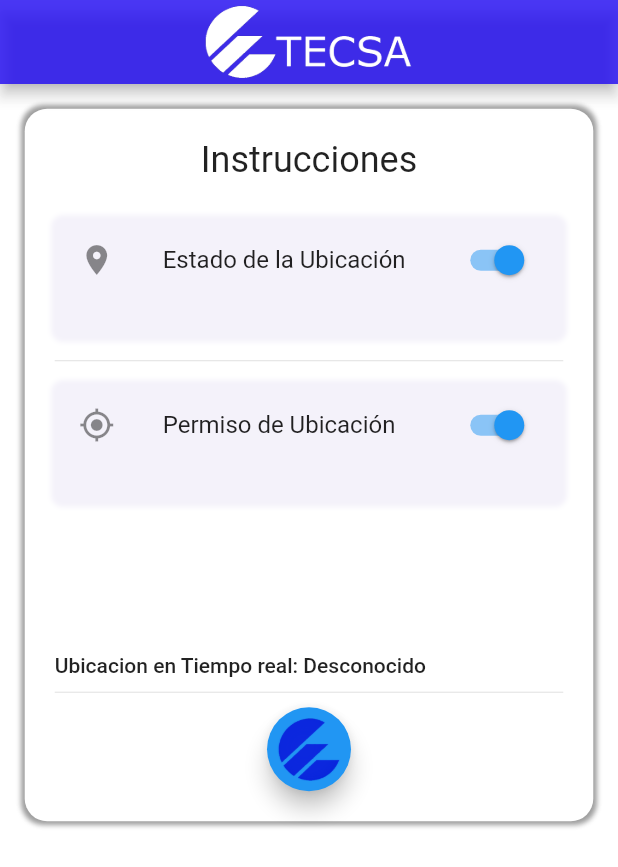
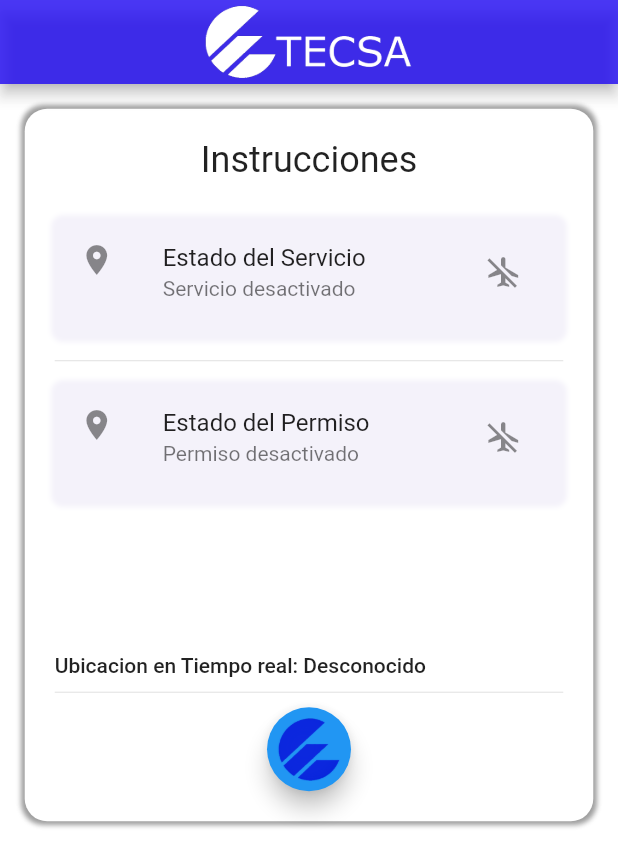
Before and after one commit to rogerordaz1/Rutero, a Flutter app: the screen it shows after launch, on a phone screen of 412 x 824 dp. Shown: the top 867 px of the screen. Run offline on Flutter 3.47's test engine with Material 2 defaults, Android fonts, the light colour scheme and no system bars; our stand-ins replace geolocator, location; missing offline and left inert: location_web.

Commit message:
con lo del stream escuchando el service

```diff
--- a/lib/Pages/home_page.dart
+++ b/lib/Pages/home_page.dart
@@ -1,5 +1,7 @@
 import 'package:flutter/material.dart';
 import 'package:location/location.dart';
+import 'package:provider/provider.dart';
+import 'package:reoruta/services/gps_service.dart';
 
 import 'listen_location.dart';
 
@@ -19,20 +21,20 @@ class _MyHomePageState extends State<MyHomePage> {
 
   @override
   void initState() {
-    _checkService();
-    _checkPermissions();
+    // _checkService();
+    //  _checkPermissions();
     super.initState();
   }
 
-  Future<void> _checkService() async {
-    final bool serviceEnabledResult = await location.serviceEnabled();
-    setState(() {
-      _serviceEnabled = serviceEnabledResult;
-      if (_serviceEnabled == true) {
-        lights = true;
-      }
-    });
-  }
+  // Future<void> _checkService() async {
+  //   final bool serviceEnabledResult = await location.serviceEnabled();
+  //   setState(() {
+  //     _serviceEnabled = serviceEnabledResult;
+  //     if (_serviceEnabled == true) {
+  //       lights = true;
+  //     }
+  //   });
+  // }
 
   Future<void> _requestService() async {
     if (_serviceEnabled == null || !_serviceEnabled!) {
@@ -75,6 +77,8 @@ class _MyHomePageState extends State<MyHomePage> {
 
   @override
   Widget build(BuildContext context) {
+    final gpsService = Provider.of<GpsService>(context);
+
     return Scaffold(
       backgroundColor: const Color.fromRGBO(255, 255, 255, 0.9),
       appBar: AppBar(
@@ -118,20 +122,19 @@ class _MyHomePageState extends State<MyHomePage> {
                 ),
                 height: 80,
                 width: MediaQuery.of(context).size.width * 0.85,
-                child: SwitchListTile(
-                  title: const Text('Estado de la Ubicación'),
-                  value: lights,
-                  onChanged: (bool value) {
-                    if (_serviceEnabled == true) {
-                      value = true;
-                    } else {
-                      setState(() {
-                        _requestService();
-                        lights = value;
-                      });
-                    }
-                  },
-                  secondary: const Icon(Icons.location_on),
+                child: ListTile(
+                  leading: const Icon(Icons.location_on),
+                  title: const Text('Estado del Servicio'),
+                  subtitle: (gpsService.isGpsEnabled)
+                      ? const Text("servicio activado")
+                      : const Text('Servicio desactivado'),
+                  trailing: IconButton(
+                    splashColor: Colors.blue,
+                    onPressed: () {},
+                    icon: (gpsService.isGpsEnabled)
+                        ? const Icon(Icons.airplanemode_active_sharp)
+                        : const Icon(Icons.airplanemode_inactive_sharp),
+                  ),
                 ),
               ),
               const Divider(height: 30),
@@ -147,20 +150,19 @@ class _MyHomePageState extends State<MyHomePage> {
                 ),
                 height: 80,
                 width: MediaQuery.of(context).size.width * 0.85,
-                child: SwitchListTile(
-                  title: const Text('Permiso de Ubicación '),
-                  value: _lights1,
-                  onChanged: (bool value) {
-                    if (_permissionGranted == PermissionStatus.granted) {
-                      value = true;
-                    } else {
-                      setState(() {
-                        _requestPermission();
-                        _lights1 = value;
-                      });
-                    }
-                  },
-                  secondary: const Icon(Icons.my_location),
+                child: ListTile(
+                  leading: const Icon(Icons.location_on),
+                  title: const Text('Estado del Permiso'),
+                  subtitle: (gpsService.isGpsPermissionEnabled)
+                      ? const Text("Permiso activado")
+                      : const Text('Permiso desactivado'),
+                  trailing: IconButton(
+                    splashColor: Colors.blue,
+                    onPressed: () {},
+                    icon: (gpsService.isGpsPermissionEnabled)
+                        ? const Icon(Icons.airplanemode_active_sharp)
+                        : const Icon(Icons.airplanemode_inactive_sharp),
+                  ),
                 ),
               ),
               const SizedBox(
--- /dev/null
+++ b/lib/services/gps_service.dart
@@ -0,0 +1,44 @@
+import 'dart:async';
+
+import 'package:flutter/cupertino.dart';
+import 'package:flutter/material.dart';
+import 'package:geolocator/geolocator.dart';
+import 'package:provider/provider.dart';
+
+class GpsService extends ChangeNotifier {
+  bool isGpsEnabled = false;
+  bool isGpsPermissionEnabled = false;
+
+  StreamSubscription<ServiceStatus>? gpsStatus;
+
+  GpsService() {
+    _init();
+    notifyListeners();
+  }
+
+  Future<void> _init() async {
+    final isEnabled = await _checkGpsStatus();
+    isGpsEnabled = isEnabled;
+    print(isEnabled);
+  }
+
+  Future<bool> _checkGpsStatus() async {
+    final isEnabled = await Geolocator.isLocationServiceEnabled();
+
+    gpsStatus = Geolocator.getServiceStatusStream().listen((event) {
+      final isEnabled = (event.index == 1) ? true : false;
+      print('Service status $isEnabled');
+      // TODO: disarar eventos...
+      isGpsEnabled = isEnabled;
+      print("isGpsEnabled: $isGpsEnabled");
+      notifyListeners();
+    });
+
+    return isEnabled;
+  }
+
+  // Future<void> close() {
+  //   return super.close();
+  // }
+
+}
```
Also changed, not shown: lib/main.dart (+15 -1 lines), pubspec.yaml (+5 -2 lines), pubspec.lock, 1 other file.
